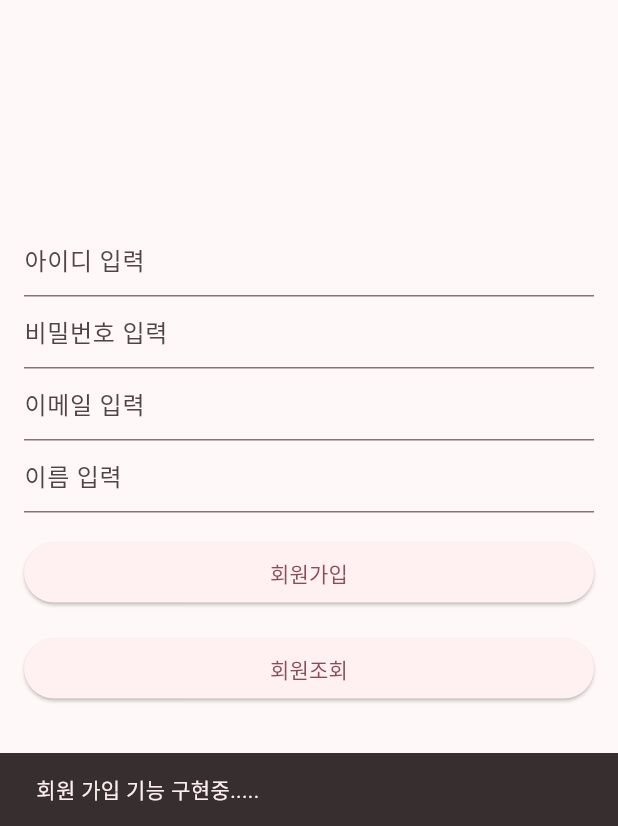
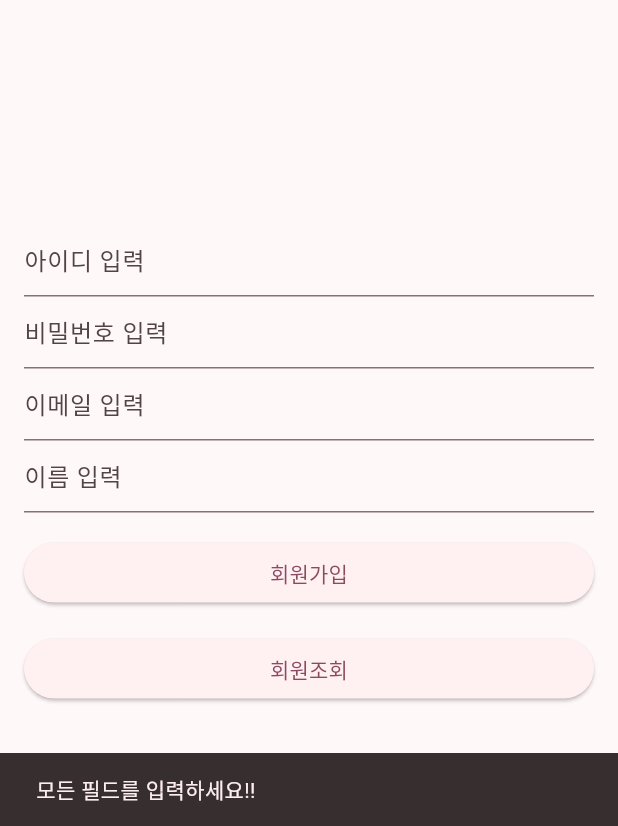
Before and after one commit to jangmi-100/flutter_member_app2, a Flutter app: the screen it shows after launch, after a tap on "회원가입", on a phone screen of 412 x 824 dp, the part 410-1236 px from its top. Run offline on Flutter 3.47's test engine with Material 3 defaults, Android fonts, the phone set to English and light mode, and no system bars; our stand-ins replace sqflite, sqflite_common_ffi_web; accounts and stored records are empty.

```diff
--- a/lib/main.dart
+++ b/lib/main.dart
@@ -1,6 +1,20 @@
 import 'package:flutter/material.dart';
+import 'package:flutter_member_app2/helper/database_helper.dart';
+import 'package:sqflite/sqflite.dart';
+import 'package:sqflite_common_ffi_web/sqflite_ffi_web.dart';
+
+import 'model/member.dart';
 
 void main() {
+  WidgetsFlutterBinding.ensureInitialized();
+
+  //Window, Linux 앱 실행시
+  // databaseFactory = databaseFactoryFfi;
+  //sqfliteFfiInit();
+
+  //web 앱 실행시
+  //dart run sqflite_common_ffi_web:setup (터미널)
+  databaseFactory = databaseFactoryFfiWeb;
   runApp(const MyApp());
 }
 
@@ -9,6 +23,10 @@ class MyApp extends StatelessWidget {
 
   @override
   Widget build(BuildContext context) {
+    //변수 정의
+
+
+
     return MaterialApp(
       debugShowCheckedModeBanner: false,
       title: '플러터 회원가입 앱',
@@ -31,9 +49,16 @@ class MainActivity extends StatefulWidget {
 }
 
 class _MainActivityState extends State<MainActivity> {
+  //변수 정의
+  final Database_Helper _dbHelper = Database_Helper.instance;
+  final TextEditingController _useridController = TextEditingController();
+  final TextEditingController _passwdController = TextEditingController();
+  final TextEditingController _emailController = TextEditingController();
+  final TextEditingController _nameController = TextEditingController();
 
   @override
   Widget build(BuildContext context) {
+
     return Scaffold(
       appBar: AppBar(
         backgroundColor: Theme.of(context).colorScheme.inversePrimary,
@@ -46,10 +71,10 @@ class _MainActivityState extends State<MainActivity> {
               SizedBox(height: 150,),
               Text('회원가입 앱',style: TextStyle(fontSize: 34),textAlign: TextAlign.center,),
               SizedBox(height: 150,),
-              TextField(decoration: const InputDecoration(hintText: '아이디 입력'),),
-              TextField(decoration: const InputDecoration(hintText: '비밀번호 입력'),),
-              TextField(decoration: const InputDecoration(hintText: '이메일 입력'),),
-              TextField(decoration: const InputDecoration(hintText: '이름 입력'),),
+              TextField(controller: _useridController,decoration: const InputDecoration(hintText: '아이디 입력'),),
+              TextField(controller: _passwdController,decoration: const InputDecoration(hintText: '비밀번호 입력'),),
+              TextField(controller: _emailController,decoration: const InputDecoration(hintText: '이메일 입력'),),
+              TextField(controller: _nameController,decoration: const InputDecoration(hintText: '이름 입력'),),
               SizedBox(height: 16,),
               ElevatedButton(onPressed: _registerUser, child: Container(
                 width: double.infinity,child: Text('회원가입',textAlign: TextAlign.center,),)),
@@ -64,10 +89,35 @@ class _MainActivityState extends State<MainActivity> {
   } //build
   //회원가입 처리
   Future<void> _registerUser() async {
-    // 간단한 메세지 출력
-    ScaffoldMessenger.of(context).showSnackBar(
-      SnackBar(content: Text('회원 가입 기능 구현중.....'))
-    );
+    //입력한 회원정보 가져오기
+    String userid = _useridController.text.trim();
+    String passwd = _passwdController.text.trim();
+    String email = _emailController.text.trim();
+    String name = _nameController.text.trim();
+
+    //입력 내용 확인
+    if(userid.isEmpty || passwd.isEmpty || email.isEmpty || name.isEmpty) {
+      ScaffoldMessenger.of(context).showSnackBar(
+          SnackBar(content: Text('모든 필드를 입력하세요!!'))
+      );
+    }
+
+    //저장할 회원 객체 생성
+    final member = Member(userid:userid, passwd: passwd,email: email,name: name);
+
+    //회원 정보 저장 처리
+    final result = await _dbHelper.insertMember(member);
+    if(result>0){
+      ScaffoldMessenger.of(context).showSnackBar(
+          SnackBar(content: Text('회원가입이 완료되었습니다!!'))
+      );
+
+    }else{
+      ScaffoldMessenger.of(context).showSnackBar(
+          SnackBar(content: Text('회원가입 실패!!'))
+      );
+    }
+
   }
 
 
--- a/pubspec.yaml
+++ b/pubspec.yaml
@@ -36,6 +36,8 @@ dependencies:
   cupertino_icons: ^1.0.8
   path: any # 1.9.0
   sqflite: any # 2.4.1
+  sqflite_common_ffi_web: any #web 앱
+  sqflite_common_ffi: any #windows/linux 앱
 
 
 dev_dependencies:
```
